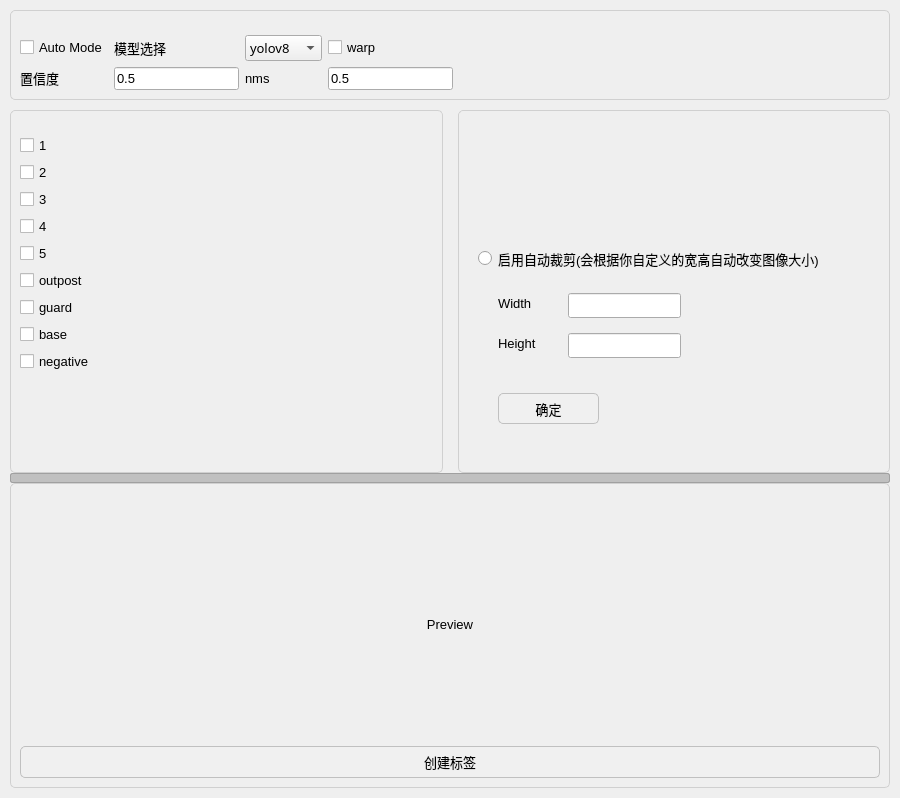
lovodllt/DatasetMaker, file ui/cls.ui: the form before one commit.
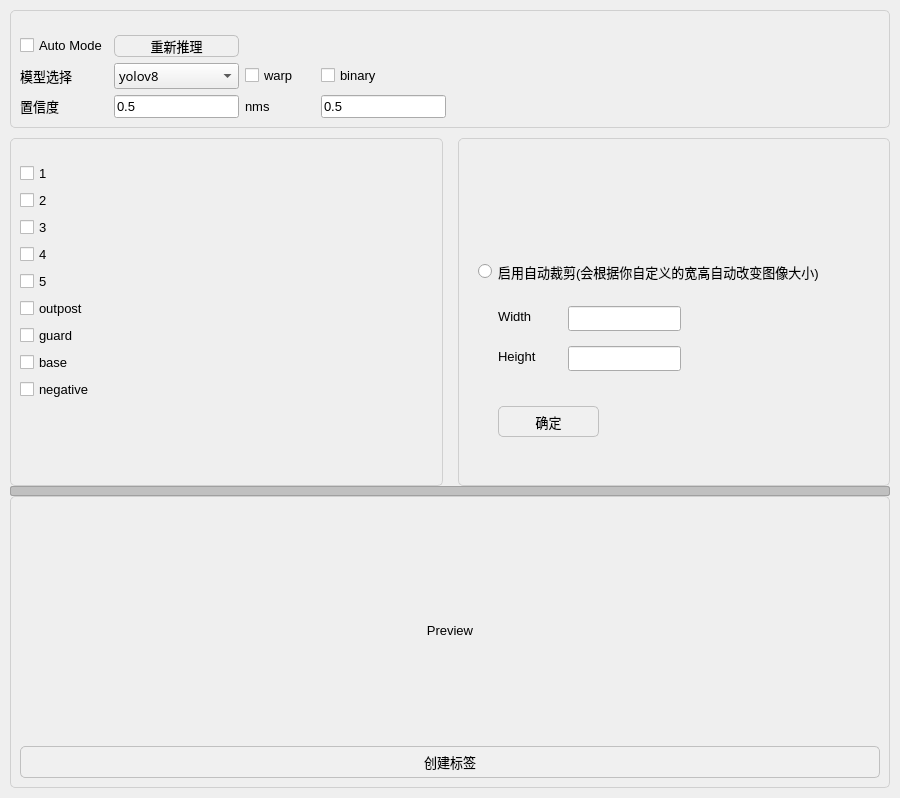
The form after the commit.

```diff
--- a/ui/cls.ui
+++ b/ui/cls.ui
@@ -66,54 +66,6 @@
      <layout class="QGridLayout" name="gridLayout_4">
       <item row="3" column="0">
        <layout class="QGridLayout" name="gridLayout_2">
-        <item row="0" column="2">
-         <widget class="QComboBox" name="modelSelection">
-          <property name="sizePolicy">
-           <sizepolicy hsizetype="Minimum" vsizetype="Fixed">
-            <horstretch>0</horstretch>
-            <verstretch>0</verstretch>
-           </sizepolicy>
-          </property>
-          <property name="font">
-           <font>
-            <family>Segoe UI,sans-serif</family>
-            <pointsize>10</pointsize>
-           </font>
-          </property>
-          <property name="cursor">
-           <cursorShape>PointingHandCursor</cursorShape>
-          </property>
-          <item>
-           <property name="text">
-            <string>yolov8</string>
-           </property>
-          </item>
-          <item>
-           <property name="text">
-            <string>yolov12</string>
-           </property>
-          </item>
-         </widget>
-        </item>
-        <item row="0" column="1">
-         <widget class="QLabel" name="label_3">
-          <property name="sizePolicy">
-           <sizepolicy hsizetype="Minimum" vsizetype="Fixed">
-            <horstretch>0</horstretch>
-            <verstretch>0</verstretch>
-           </sizepolicy>
-          </property>
-          <property name="minimumSize">
-           <size>
-            <width>70</width>
-            <height>0</height>
-           </size>
-          </property>
-          <property name="text">
-           <string>模型选择</string>
-          </property>
-         </widget>
-        </item>
         <item row="0" column="4">
          <widget class="QLabel" name="label_4">
           <property name="text">
@@ -137,16 +89,6 @@
           </property>
          </widget>
         </item>
-        <item row="0" column="3">
-         <widget class="QCheckBox" name="warp">
-          <property name="text">
-           <string>warp</string>
-          </property>
-          <property name="checked">
-           <bool>false</bool>
-          </property>
-         </widget>
-        </item>
         <item row="2" column="0">
          <widget class="QLabel" name="conf">
           <property name="sizePolicy">
@@ -239,6 +181,91 @@
           </property>
          </spacer>
         </item>
+        <item row="1" column="0">
+         <widget class="QLabel" name="label_3">
+          <property name="sizePolicy">
+           <sizepolicy hsizetype="Minimum" vsizetype="Fixed">
+            <horstretch>0</horstretch>
+            <verstretch>0</verstretch>
+           </sizepolicy>
+          </property>
+          <property name="minimumSize">
+           <size>
+            <width>70</width>
+            <height>0</height>
+           </size>
+          </property>
+          <property name="text">
+           <string>模型选择</string>
+          </property>
+         </widget>
+        </item>
+        <item row="1" column="1">
+         <widget class="QComboBox" name="modelSelection">
+          <property name="sizePolicy">
+           <sizepolicy hsizetype="Minimum" vsizetype="Fixed">
+            <horstretch>0</horstretch>
+            <verstretch>0</verstretch>
+           </sizepolicy>
+          </property>
+          <property name="font">
+           <font>
+            <family>Segoe UI,sans-serif</family>
+            <pointsize>10</pointsize>
+           </font>
+          </property>
+          <property name="cursor">
+           <cursorShape>PointingHandCursor</cursorShape>
+          </property>
+          <item>
+           <property name="text">
+            <string>yolov8</string>
+           </property>
+          </item>
+          <item>
+           <property name="text">
+            <string>yolov12</string>
+           </property>
+          </item>
+         </widget>
+        </item>
+        <item row="1" column="2">
+         <widget class="QCheckBox" name="warp">
+          <property name="text">
+           <string>warp</string>
+          </property>
+          <property name="checked">
+           <bool>false</bool>
+          </property>
+         </widget>
+        </item>
+        <item row="1" column="3">
+         <widget class="QCheckBox" name="binary">
+          <property name="text">
+           <string>binary</string>
+          </property>
+         </widget>
+        </item>
+        <item row="0" column="1">
+         <widget class="QPushButton" name="inferAgain">
+          <property name="styleSheet">
+           <string notr="true">QPushButton {
+    border: 1px solid #c0c0c0;
+    border-radius: 5px;
+    background: #f0f0f0;
+}
+QPushButton:hover {
+    background: #e0e0e0;
+}
+QPushButton:pressed {
+    background: #d0d0d0;
+}</string>
+          </property>
+          <property name="text">
+           <string>重新推理</string>
+          </property>
+         </widget>
+        </item>
        </layout>
       </item>
      </layout>
```
